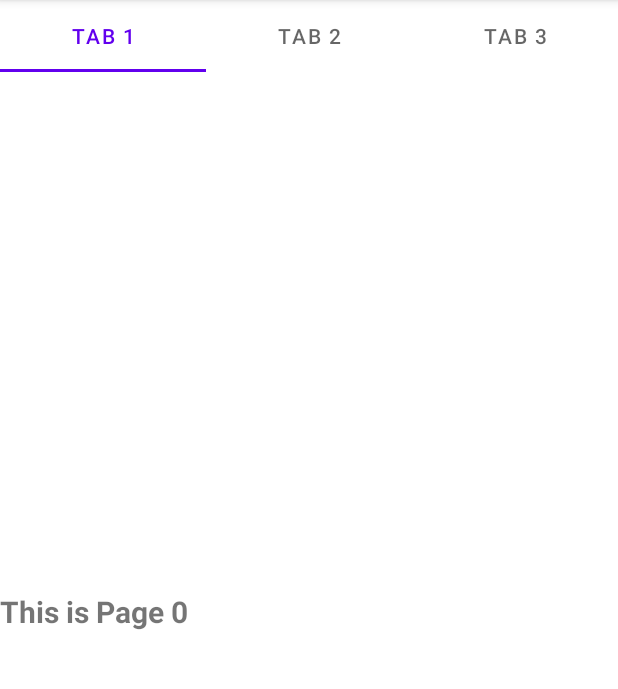
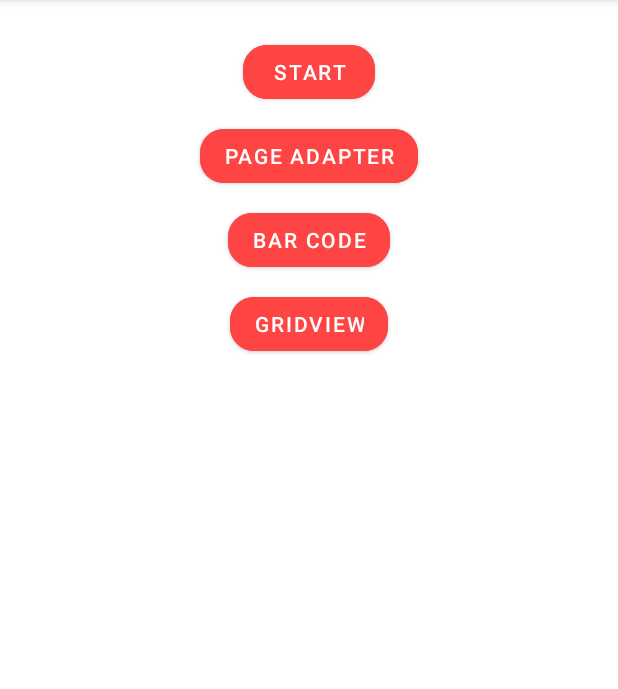
Before and after one commit to Ric17101/good-reads, an Android app: the screen it shows after launch (MainViewPagerActivity before the commit, MainActivity after it), on a phone screen of 412 x 824 dp, the part 84-773 px from its top. Run offline under Robolectric (Android 15) with nearby library versions, the phone set to English and light mode, and no system bars; our stand-ins replace data binding.

Commit message:
fix: main activity with buttons
- separate activity from main activity with intent
- add barcode zxing

```diff
--- a/app/build.gradle
+++ b/app/build.gradle
@@ -75,4 +75,8 @@ dependencies {
     implementation 'com.amitshekhar.android:rx2-android-networking:1.0.2'
     implementation 'io.reactivex.rxjava2:rxjava:2.2.18'
     implementation 'io.reactivex.rxjava2:rxandroid:2.1.1'
+
+    // ZXing Scanner
+    implementation 'com.google.zxing:core:3.3.3'
+    implementation 'com.journeyapps:zxing-android-embedded:3.2.0'
 }
--- a/app/src/main/java/com/better/reads/data/repository/MainRepository.kt
+++ b/app/src/main/java/com/better/reads/data/repository/GridRepository.kt
@@ -4,7 +4,7 @@ import com.better.reads.data.api.ApiHelper
 import com.better.reads.data.model.User
 import io.reactivex.Single
 
-class MainRepository(private val apiHelper: ApiHelper) {
+class GridRepository(private val apiHelper: ApiHelper) {
 
     fun getUsers(): Single<List<User>> {
         return apiHelper.getUsers()
--- a/app/src/main/java/com/better/reads/ui/main/viewmodel/MainViewModel.kt
+++ b/app/src/main/java/com/better/reads/ui/main/viewmodel/GridViewModel.kt
@@ -4,13 +4,13 @@ import androidx.lifecycle.LiveData
 import androidx.lifecycle.MutableLiveData
 import androidx.lifecycle.ViewModel
 import com.better.reads.data.model.User
-import com.better.reads.data.repository.MainRepository
+import com.better.reads.data.repository.GridRepository
 import com.better.reads.utils.Resource
 import io.reactivex.android.schedulers.AndroidSchedulers
 import io.reactivex.disposables.CompositeDisposable
 import io.reactivex.schedulers.Schedulers
 
-class MainViewModel(private val mainRepository: MainRepository) : ViewModel() {
+class GridViewModel(private val gridRepository: GridRepository) : ViewModel() {
 
     private val users = MutableLiveData<Resource<List<User>>>()
     private val compositeDisposable = CompositeDisposable()
@@ -22,7 +22,7 @@ class MainViewModel(private val mainRepository: MainRepository) : ViewModel() {
     private fun fetchUsers() {
         users.postValue(Resource.loading(null))
         compositeDisposable.add(
-            mainRepository.getUsers()
+            gridRepository.getUsers()
                 .subscribeOn(Schedulers.io())
                 .observeOn(AndroidSchedulers.mainThread())
                 .subscribe({ userList ->
--- a/app/src/main/res/layout/activity_main.xml
+++ b/app/src/main/res/layout/activity_main.xml
@@ -8,32 +8,52 @@
         android:layout_height="match_parent"
         tools:context=".ui.main.view.MainActivity">
 
-        <androidx.recyclerview.widget.RecyclerView
-            android:id="@+id/recyclerView"
-            android:layout_width="match_parent"
-            android:layout_height="match_parent"
-            android:visibility="gone" />
-
         <com.google.android.material.button.MaterialButton
             android:id="@+id/button"
-        android:backgroundTint="@android:color/holo_red_light"
             android:layout_width="wrap_content"
             android:layout_height="wrap_content"
             android:layout_marginTop="24dp"
+            android:backgroundTint="@android:color/holo_red_light"
             android:text="start"
             app:cornerRadius="16dp"
             app:layout_constraintEnd_toEndOf="parent"
             app:layout_constraintStart_toStartOf="parent"
             app:layout_constraintTop_toTopOf="parent" />
 
-        <ProgressBar
-            android:id="@+id/progressBar"
+        <com.google.android.material.button.MaterialButton
+            android:id="@+id/buttonPageAdapter"
             android:layout_width="wrap_content"
             android:layout_height="wrap_content"
-            app:layout_constraintBottom_toBottomOf="parent"
+            android:layout_marginTop="56dp"
+            android:backgroundTint="@android:color/holo_red_light"
+            android:text="Page Adapter"
+            app:cornerRadius="16dp"
             app:layout_constraintEnd_toEndOf="parent"
             app:layout_constraintStart_toStartOf="parent"
-            app:layout_constraintTop_toTopOf="parent" />
+            app:layout_constraintTop_toTopOf="@+id/button" />
 
+        <com.google.android.material.button.MaterialButton
+            android:id="@+id/buttonBarCode"
+            android:layout_width="wrap_content"
+            android:layout_height="wrap_content"
+            android:layout_marginTop="56dp"
+            android:backgroundTint="@android:color/holo_red_light"
+            android:text="Bar Code"
+            app:cornerRadius="16dp"
+            app:layout_constraintEnd_toEndOf="parent"
+            app:layout_constraintStart_toStartOf="parent"
+            app:layout_constraintTop_toTopOf="@+id/buttonPageAdapter" />
+
+        <com.google.android.material.button.MaterialButton
+            android:id="@+id/buttonGridView"
+            android:layout_width="wrap_content"
+            android:layout_height="wrap_content"
+            android:layout_marginTop="56dp"
+            android:backgroundTint="@android:color/holo_red_light"
+            android:text="GridView"
+            app:cornerRadius="16dp"
+            app:layout_constraintEnd_toEndOf="parent"
+            app:layout_constraintStart_toStartOf="parent"
+            app:layout_constraintTop_toTopOf="@+id/buttonBarCode" />
     </androidx.constraintlayout.widget.ConstraintLayout>
 </layout>
```
Also changed, not shown: app/src/main/AndroidManifest.xml (+13 -3 lines), app/src/main/java/com/better/reads/ui/base/ViewModelFactory.kt (+4 -4 lines), app/src/main/java/com/better/reads/ui/main/fragment/BarcodeRead.kt (added, +68 -0 lines), app/src/main/java/com/better/reads/ui/main/view/BarCodeActivity.kt (added, +56 -0 lines), app/src/main/java/com/better/reads/ui/main/view/GridListMVVMActivity.kt (added, +100 -0 lines), app/src/main/java/com/better/reads/ui/main/view/MainActivity.kt (+15 -78 lines), app/src/main/res/layout/activity_barcode.xml (added, +36 -0 lines), app/src/main/res/layout/activity_grid.xml (added, +27 -0 lines), app/src/main/res/layout/fragment_barcode_read.xml (added, +38 -0 lines). Lines whose indentation alone changed are shown as unchanged.
